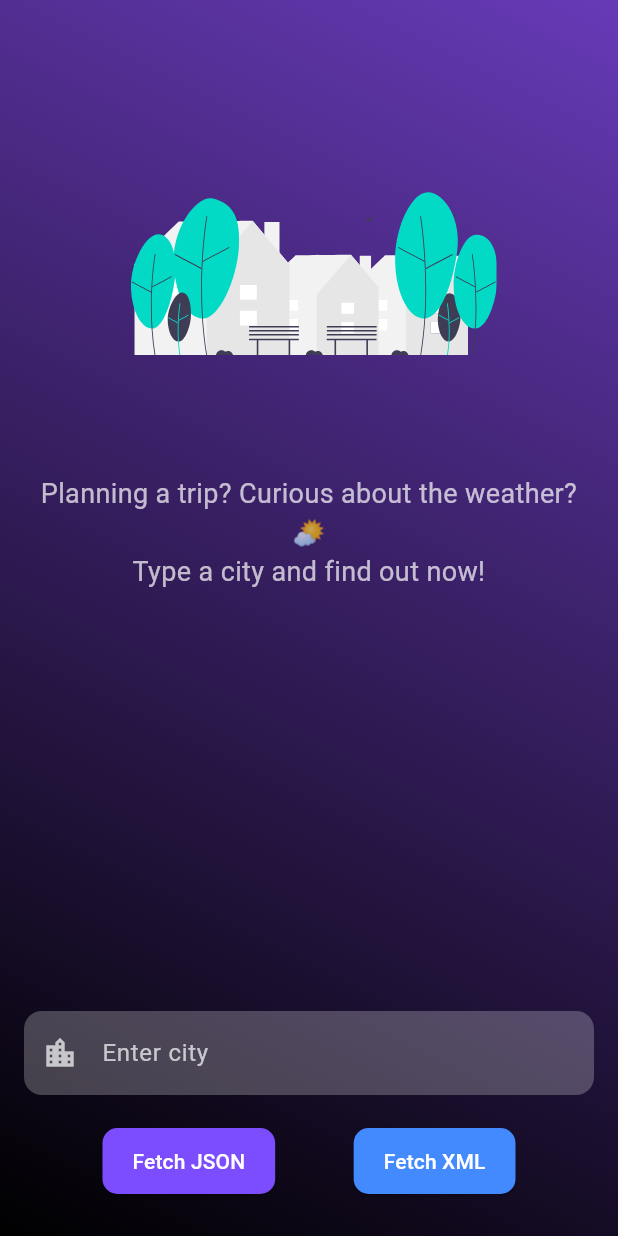
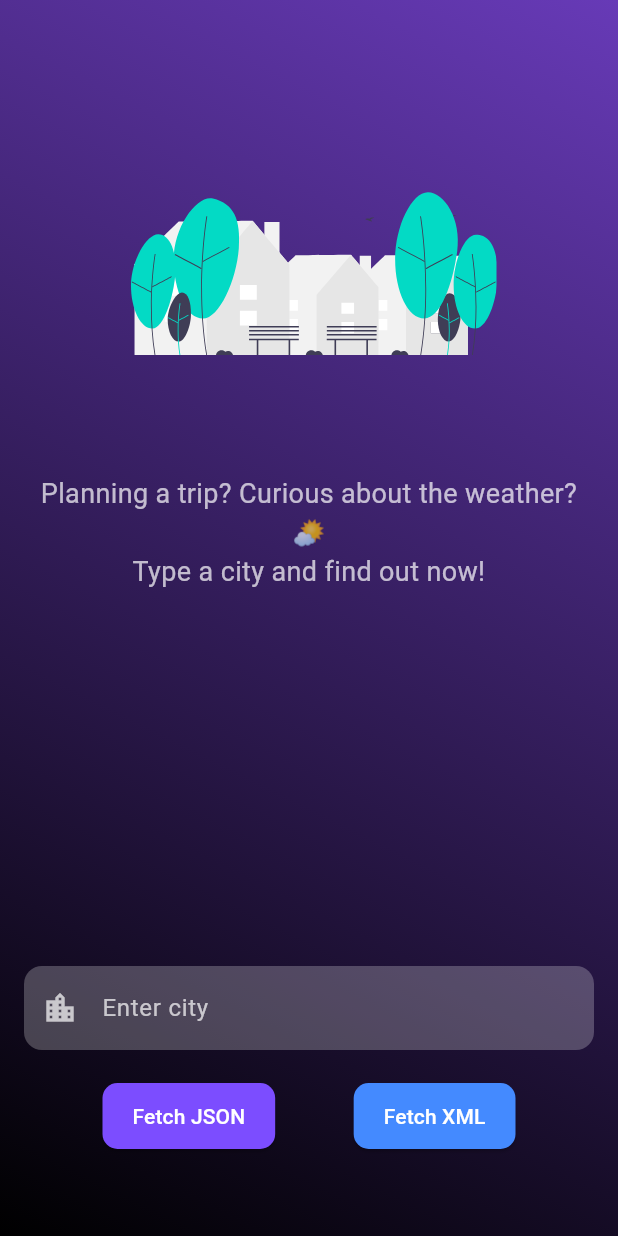
Before and after one commit to ornido77/weather_app_exam, a Flutter app: the screen it shows after launch, on a phone screen of 412 x 824 dp. Run offline on Flutter 3.47's test engine with Material 3 defaults, Android fonts, the phone set to English and light mode, and no system bars; our stand-ins replace flutter_bloc, flutter_dotenv, lottie.

Commit message:
FIX: Layout.

```diff
--- a/lib/features/weather/weather_page.dart
+++ b/lib/features/weather/weather_page.dart
@@ -7,10 +7,21 @@ import 'package:weather_app_exam/features/weather/bloc/weather_bloc.dart';
 import 'package:weather_app_exam/utils/utils.dart';
 import 'package:xml/xml.dart' as xml;
 
-class WeatherPage extends StatelessWidget {
+class WeatherPage extends StatefulWidget {
+  const WeatherPage({super.key});
+
+  @override
+  State<WeatherPage> createState() => _WeatherPageState();
+}
+
+class _WeatherPageState extends State<WeatherPage> {
   final TextEditingController cityController = TextEditingController();
 
-  WeatherPage({super.key});
+  @override
+  void dispose() {
+    cityController.dispose();
+    super.dispose();
+  }
 
   @override
   Widget build(BuildContext context) {
@@ -33,7 +44,7 @@ class WeatherPage extends StatelessWidget {
               _buildTextField(),
               const SizedBox(height: 20),
               _buildButtonRow(context),
-              const SizedBox(height: 10),
+              const SizedBox(height: 40),
             ],
           ),
         ),
@@ -142,7 +153,7 @@ class WeatherPage extends StatelessWidget {
                           color: Colors.white60,
                         ),
                       ),
-                      const SizedBox(height: 8),
+                      const SizedBox(height: 5),
                       Text(
                         "${state.weather.temperature}°C",
                         style: const TextStyle(
@@ -151,11 +162,22 @@ class WeatherPage extends StatelessWidget {
                           color: Colors.white,
                         ),
                       ),
-                      const SizedBox(height: 10),
+
+                      const SizedBox(height: 5),
                       Text(
                         state.weather.description,
                         style: const TextStyle(
                           fontSize: 18,
+                          color: Colors.white70,
+                        ),
+                      ),
+                      const SizedBox(height: 5),
+                      Text(
+                        getWeatherPhrase(state.weather.description),
+                        textAlign: TextAlign.center,
+                        style: const TextStyle(
+                          fontSize: 18,
+                          fontWeight: FontWeight.w500,
                           color: Colors.white70,
                         ),
                       ),
@@ -167,16 +189,6 @@ class WeatherPage extends StatelessWidget {
                           const Divider(),
                           _buildTemp('🧊', state.weather.tempMin, 'Temp Min'),
                         ],
-                      ),
-                      const SizedBox(height: 15),
-                      Text(
-                        getWeatherPhrase(state.weather.description),
-                        textAlign: TextAlign.center,
-                        style: const TextStyle(
-                          fontSize: 18,
-                          fontWeight: FontWeight.w500,
-                          color: Colors.white70,
-                        ),
                       ),
                     ],
                   ),
```
